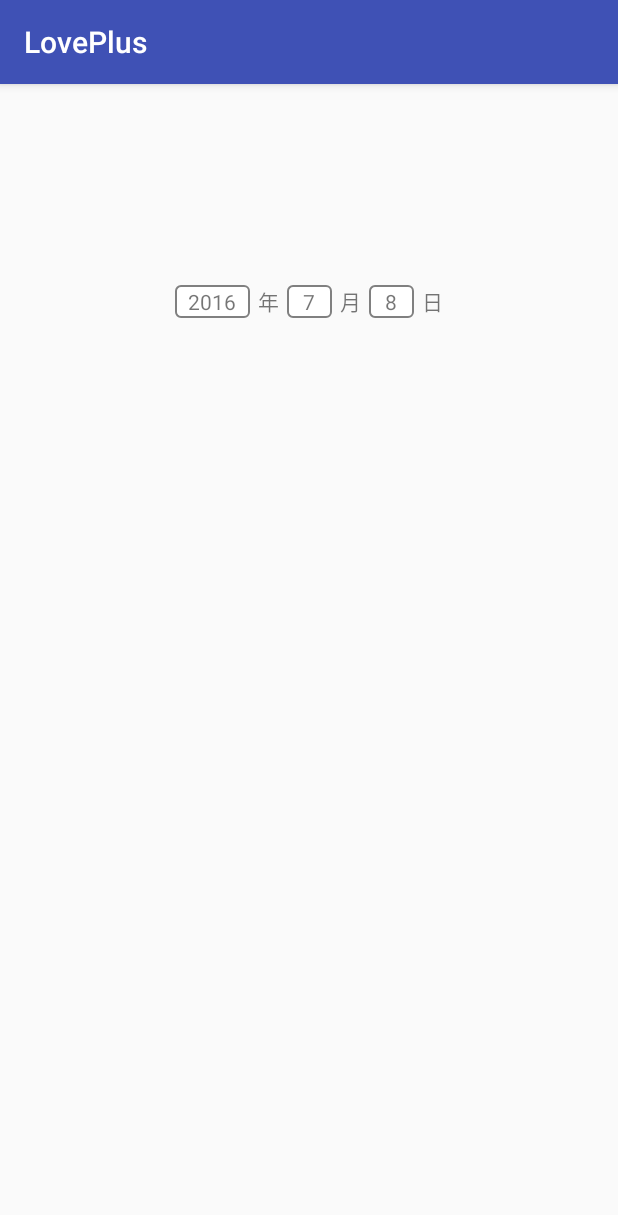
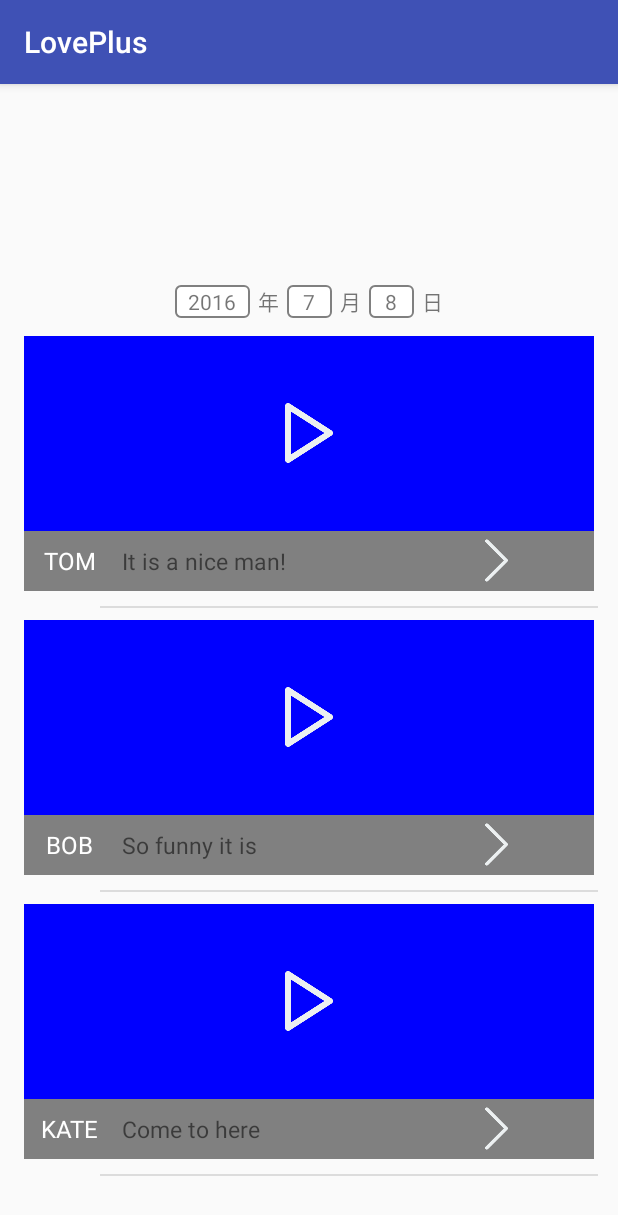
Before and after one commit to lgybetter/LovePlus, an Android app: the fragment HomeFragment shown on its own in the app's theme, on a phone screen of 412 x 824 dp. Shown: the top 1215 px of the screen. Run offline under Robolectric (Android 15) with nearby library versions, the phone set to English and light mode, and no system bars.

Commit message:
Finish the wrong Content and finish the shareContentView

```diff
--- a/app/src/main/java/adapter/ContactAdapter.java
+++ b/app/src/main/java/adapter/ContactAdapter.java
@@ -32,7 +32,6 @@ public class ContactAdapter extends RecyclerView.Adapter<ContactAdapter.ContactH
         ContactHolder contactHolder = (ContactHolder) parent.getTag();
         if(contactHolder == null) {
             contactHolder = new ContactHolder(LayoutInflater.from(context).inflate(R.layout.activity_tab_contacts_item,parent,false));
-            parent.setTag(contactHolder);
         }
         return contactHolder;
     }
--- a/app/src/main/java/adapter/MessageAdapter.java
+++ b/app/src/main/java/adapter/MessageAdapter.java
@@ -30,7 +30,6 @@ public class MessageAdapter extends RecyclerView.Adapter<MessageAdapter.MessageV
         {
             messageViewHolder = new MessageViewHolder(LayoutInflater.
                     from(context).inflate(R.layout.activity_tab_message_item,parent,false));
-            parent.setTag(messageViewHolder);
         }
         return messageViewHolder;
     }
--- a/app/src/main/java/adapter/ShareContentAdapter.java
+++ b/app/src/main/java/adapter/ShareContentAdapter.java
@@ -27,7 +27,6 @@ public class ShareContentAdapter extends RecyclerView.Adapter<ShareContentAdapte
         ShareContentHolder shareContentHolder = (ShareContentHolder) parent.getTag();
         if(shareContentHolder == null) {
             shareContentHolder = new ShareContentHolder(LayoutInflater.from(context).inflate(R.layout.activity_tab_home_share_item,parent,false));
-            parent.setTag(shareContentHolder);
         }
         return shareContentHolder;
     }
--- a/app/src/main/java/fragment/HomeFragment.java
+++ b/app/src/main/java/fragment/HomeFragment.java
@@ -8,8 +8,10 @@ import android.view.LayoutInflater;
 import android.view.View;
 import android.view.ViewGroup;
 import com.example.administrator.loveplus.R;
+
 import java.util.ArrayList;
 import java.util.List;
+
 import adapter.ShareContentAdapter;
 import beanclass.ShareContentBeanClass;
 import customview.DividerItemDecoration;
@@ -23,41 +25,42 @@ public class HomeFragment extends Fragment{
      */
     private String[] fromNameArr = {"TOM","BOB","KATE"};
     private String[] textArr = {"It is a nice man!","So funny it is","Come to here"};
-//    private int[] imageSource = {
-//            R.drawable.vp_1,
-//            R.drawable.vp_2,
-//            R.drawable.vp_3,
-//            R.drawable.vp_4,
-//            R.drawable.vp_5
-//    };
-//    private RecyclerView recyclerView;
-//    private ShareContentAdapter adapter;
-//    private ShareContentBeanClass shareContentBeanClass;
-//    private List<ShareContentBeanClass> shareContentList = new ArrayList<>();
+    private int[] imageSource = {
+        R.drawable.vp_1,
+        R.drawable.vp_2,
+        R.drawable.vp_3,
+        R.drawable.vp_4,
+        R.drawable.vp_5
+    };
+    private View homeView;
+    private RecyclerView recyclerView;
+    private ShareContentAdapter adapter;
+    private ShareContentBeanClass shareContentBeanClass;
+    private List<ShareContentBeanClass> shareContentList = new ArrayList<>();
     @Override
     public View onCreateView(LayoutInflater inflater, ViewGroup container, Bundle savedInstanceState){
         super.onCreateView(inflater, container, savedInstanceState);
-        View homeView = inflater.inflate(R.layout.activity_tab_home, container,false);
-//        initView();
-//        initData();
-//        adapter = new ShareContentAdapter(getContext(),shareContentList);
-//        recyclerView.setLayoutManager(new LinearLayoutManager(getContext()));
-//        recyclerView.addItemDecoration(new DividerItemDecoration(getContext(),DividerItemDecoration.VERTICAL_LIST));
-//        recyclerView.setAdapter(adapter);
+        homeView = inflater.inflate(R.layout.activity_tab_home, container,false);
+        initView();
+        initData();
+        adapter = new ShareContentAdapter(getContext(),shareContentList);
+        recyclerView.setLayoutManager(new LinearLayoutManager(getContext()));
+        recyclerView.addItemDecoration(new DividerItemDecoration(getContext(),DividerItemDecoration.VERTICAL_LIST));
+        recyclerView.setAdapter(adapter);
         return homeView;
     }
 
-//    private void initData() {
-//        shareContentList.clear();
-//        for(int i = 0; i < fromNameArr.length; i ++) {
-//            shareContentBeanClass = new ShareContentBeanClass(fromNameArr[i],textArr[i]);
-//            shareContentList.add(shareContentBeanClass);
-//        }
-//    }
-//
-//    private void initView() {
-//        recyclerView = (RecyclerView) homeView.findViewById(R.id.rv_share_content);
-//    }
+    private void initData() {
+        shareContentList.clear();
+        for(int i = 0; i < fromNameArr.length; i ++) {
+            shareContentBeanClass = new ShareContentBeanClass(fromNameArr[i],textArr[i]);
+            shareContentList.add(shareContentBeanClass);
+        }
+    }
+
+    private void initView() {
+        recyclerView = (RecyclerView) homeView.findViewById(R.id.rv_share_content);
+    }
 
     @Override
     public void onActivityCreated(Bundle savedInstanceState){
--- a/app/src/main/res/layout/activity_tab_home_share_item.xml
+++ b/app/src/main/res/layout/activity_tab_home_share_item.xml
@@ -4,13 +4,13 @@
     android:layout_marginRight="@dimen/activity_horizontal_margin"
     android:layout_marginLeft="@dimen/activity_horizontal_margin"
     android:layout_marginTop="8dp"
-    android:layout_height="match_parent">
+    android:layout_height="180dp">
     <RelativeLayout
         android:layout_width="match_parent"
         android:layout_height="130dp">
         <ImageView
+            android:background="@color/blue"
             android:id="@+id/iv_share_video"
-            android:background="@drawable/test"
             android:layout_width="match_parent"
             android:layout_height="130dp" />
         <Button
```
Also changed, not shown: app/src/main/res/layout/activity_tab_home_share_image_item.xml (deleted, +0 -8 lines).
